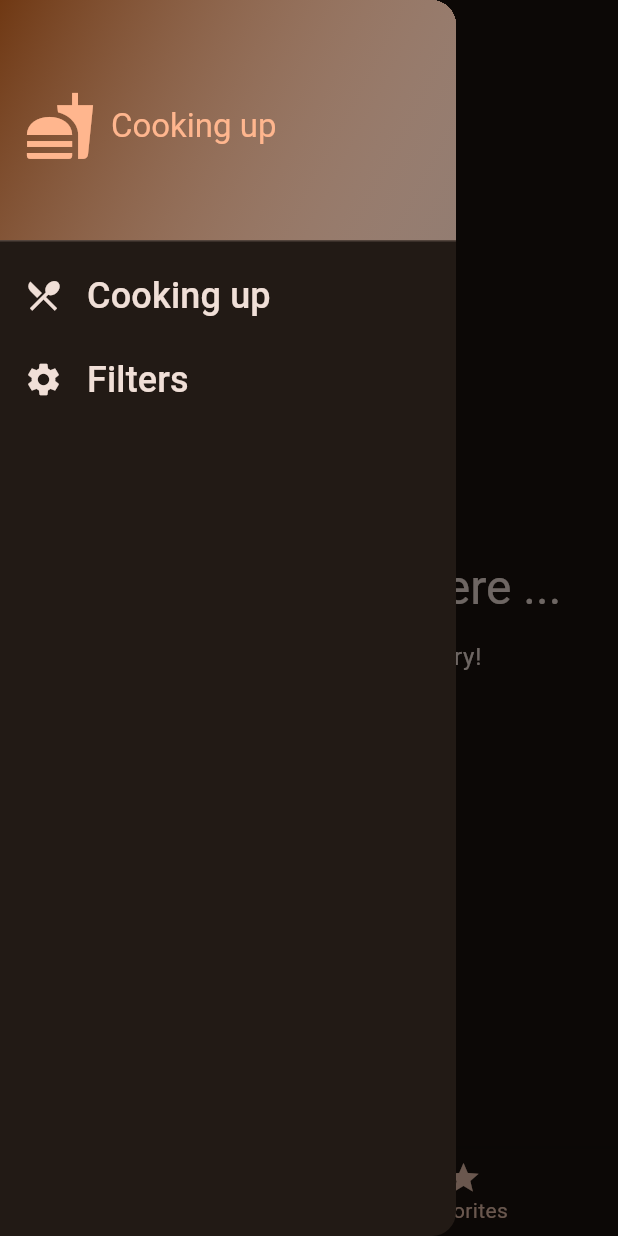
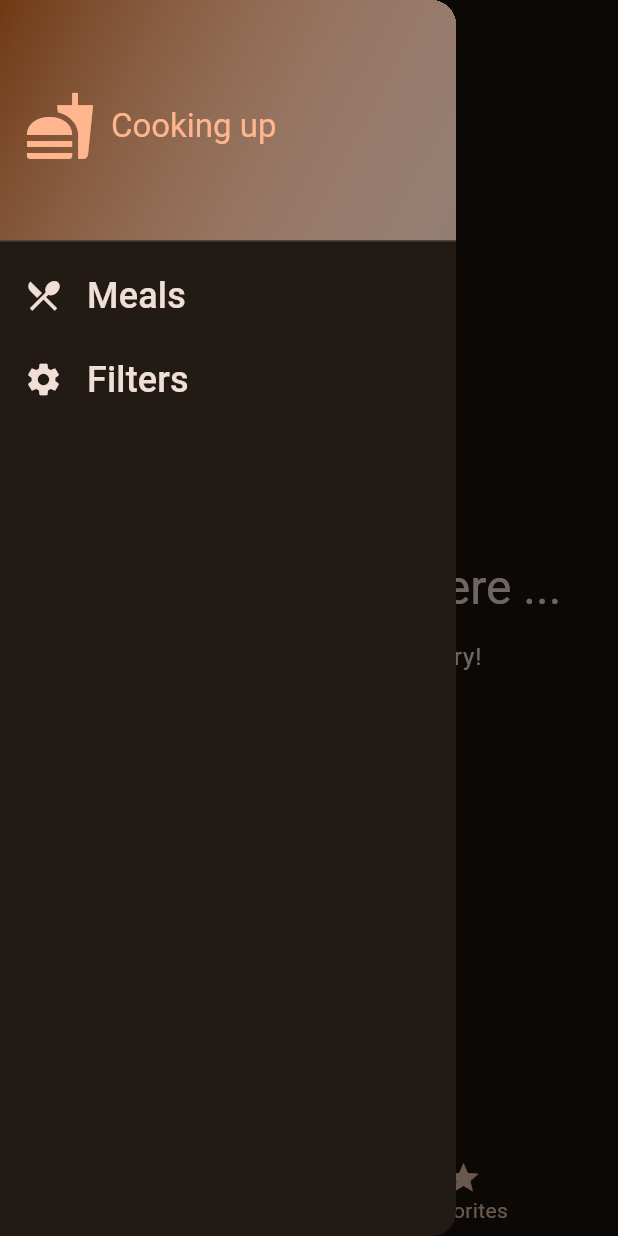
Before and after one commit to ChocolateXmas/Calorio, a Flutter app: the screen it shows after launch, item 2 of the bottom bar chosen, with the side drawer open, on a phone screen of 412 x 824 dp. Run offline on Flutter 3.47's test engine with Material 3 defaults, Android fonts, the phone set to English and light mode, and no system bars; our stand-ins replace transparent_image.

Commit message:
refactor(`MainDrawer`): changed `ListTile` title from "Cooking up" -> "Meals"

```diff
--- a/lib/widgets/drawer/main_drawer.dart
+++ b/lib/widgets/drawer/main_drawer.dart
@@ -47,7 +47,7 @@ class MainDrawer extends StatelessWidget {
               color: Theme.of(context).colorScheme.onSurface,
             ),
             title: Text(
-              'Cooking up',
+              'Meals',
               style: Theme.of(context).textTheme.titleSmall!.copyWith(
                 color: Theme.of(context).colorScheme.onSurface,
                 fontSize: 24,
```
